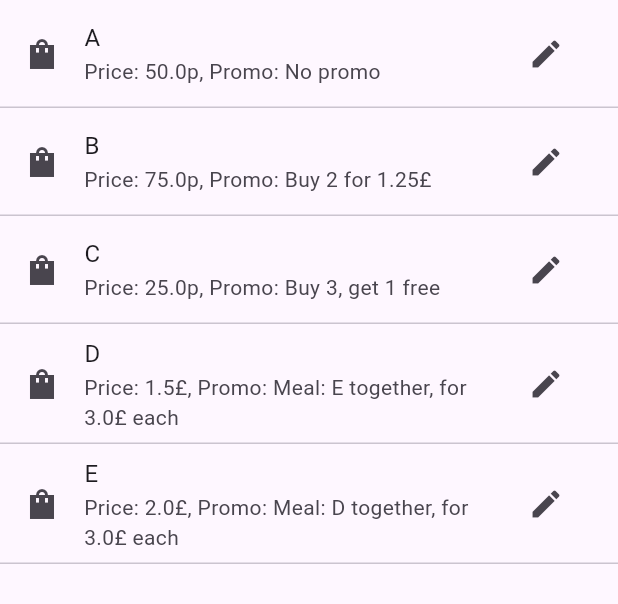
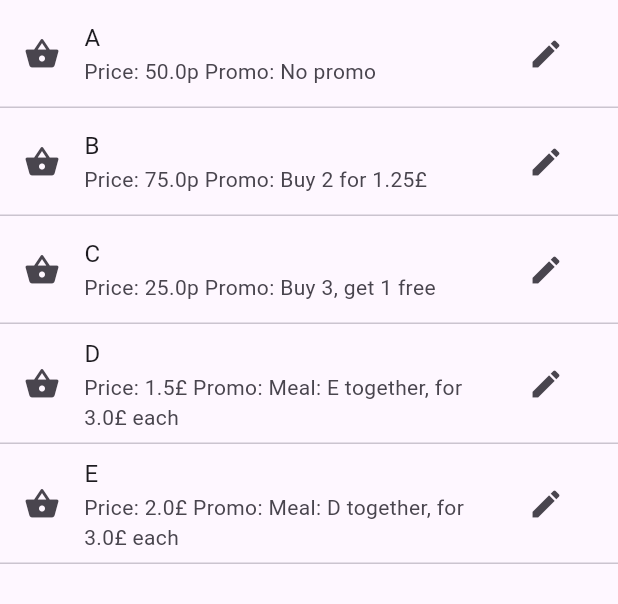
Before and after one commit to HVitureira/checkout-kata, a Flutter app: the screen it shows after launch, on a phone screen of 412 x 824 dp, the part 84-688 px from its top. Run offline on Flutter 3.47's test engine with Material 3 defaults, Android fonts, the phone set to English and light mode, and no system bars; our stand-ins replace equatable, flutter_bloc, flutter_form_builder, form_builder_validators, hydrated_bloc.

Commit message:
extract product list as a shared widget

```diff
--- /dev/null
+++ b/lib/app/widgets/shop_list.dart
@@ -0,0 +1,50 @@
+import 'package:checkout_kata/models/stock_item.dart';
+import 'package:flutter/material.dart';
+
+class ShopList extends StatelessWidget {
+  const ShopList({
+    required this.items,
+    required this.trailingIcon,
+    required this.leadingIcon,
+    required this.onTrailingPressed,
+    super.key,
+  });
+
+  final List<StockItem> items;
+  final void Function(StockItem) onTrailingPressed;
+  final IconData trailingIcon;
+  final IconData leadingIcon;
+
+  @override
+  Widget build(BuildContext context) {
+    return ListView.builder(
+      itemCount: items.length,
+      itemBuilder: (context, index) {
+        final currentItem = items.elementAt(index);
+        final itemTitle = currentItem.sku;
+        final itemPrice = currentItem.formattedPrice;
+        final itemPromo = currentItem.promo;
+
+        return Column(
+          children: [
+            ListTile(
+              leading: const Icon(Icons.shopping_basket_rounded),
+              title: Text(itemTitle),
+              subtitle: Text(
+                'Price: $itemPrice '
+                'Promo: ${itemPromo ?? 'No promo'}',
+              ),
+              trailing: IconButton(
+                icon: Icon(
+                  trailingIcon,
+                ),
+                onPressed: () => onTrailingPressed(currentItem),
+              ),
+            ),
+            const Divider(height: 0),
+          ],
+        );
+      },
+    );
+  }
+}
--- a/lib/pricing/view/pricing_page.dart
+++ b/lib/pricing/view/pricing_page.dart
@@ -1,4 +1,5 @@
 import 'package:checkout_kata/app/routes/routes.dart';
+import 'package:checkout_kata/app/widgets/shop_list.dart';
 import 'package:checkout_kata/data/shop_items_api.dart';
 import 'package:checkout_kata/models/stock_item.dart';
 import 'package:checkout_kata/pricing/cubit/cubit.dart';
@@ -32,38 +33,17 @@ class PricingPage extends StatelessWidget {
                 body: Center(
                   child: Column(
                     mainAxisAlignment: MainAxisAlignment.center,
-                    children: <Widget>[
+                    children: [
                       Expanded(
-                        child: ListView.builder(
-                          itemCount: state.items.length,
-                          itemBuilder: (context, index) {
-                            final currentItem = state.items.elementAt(index);
-                            final itemTitle = currentItem.sku;
-                            final itemPrice = currentItem.formattedPrice;
-                            final itemPromo = currentItem.promo;
-
-                            return Column(
-                              children: [
-                                ListTile(
-                                  leading: const Icon(Icons.shopping_bag_sharp),
-                                  title: Text(itemTitle),
-                                  subtitle: Text(
-                                    'Price: $itemPrice, '
-                                    'Promo: ${itemPromo ?? 'No promo'}',
-                                  ),
-                                  trailing: IconButton(
-                                    icon: const Icon(Icons.edit),
-                                    onPressed: () => _showEditDialog(
-                                      context: context,
-                                      item: currentItem,
-                                      availableItems: state.items,
-                                    ),
-                                  ),
-                                ),
-                                const Divider(height: 0),
-                              ],
-                            );
-                          },
+                        child: ShopList(
+                          items: state.items,
+                          trailingIcon: Icons.edit,
+                          leadingIcon: Icons.shopping_bag_sharp,
+                          onTrailingPressed: (item) => _showEditDialog(
+                            context: context,
+                            item: item,
+                            availableItems: state.items,
+                          ),
                         ),
                       ),
                     ],
```
Also changed, not shown: lib/checkout/view/checkout_page.dart (+8 -31 lines).
